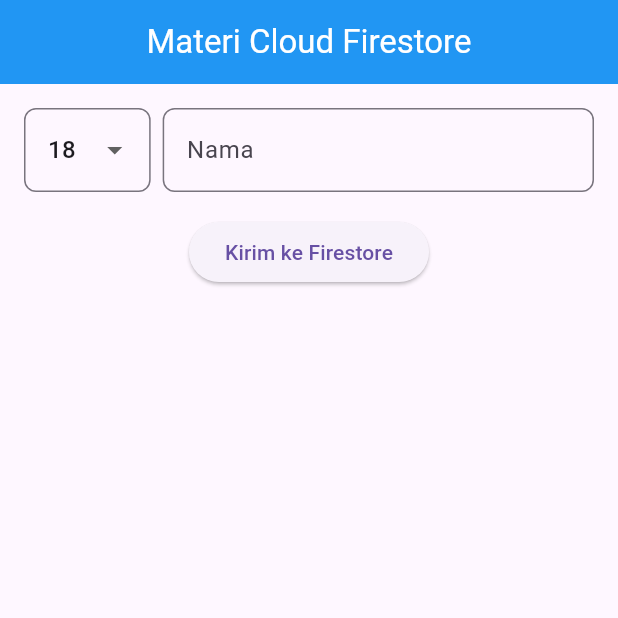
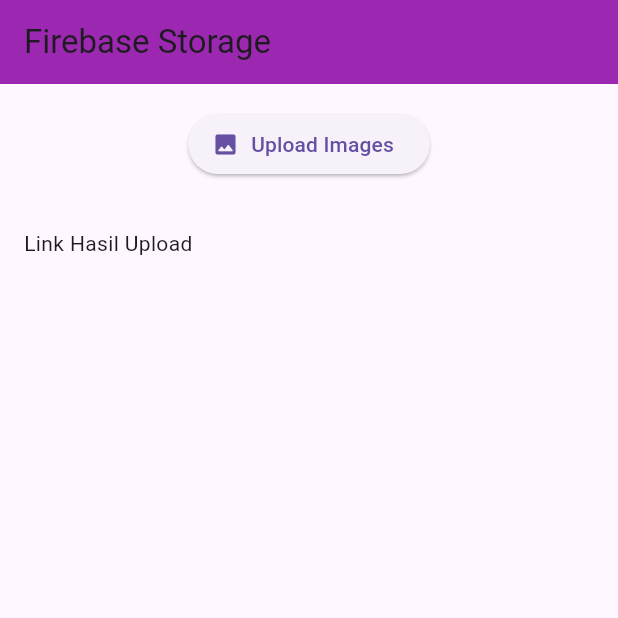
Before and after one commit to achhilmy/super_bootcamp_firabase, a Flutter app: the screen it shows after launch, on a phone screen of 412 x 824 dp, the top half of it. Run offline on Flutter 3.47's test engine with Material 3 defaults, Android fonts, the phone set to English and light mode, and no system bars; our stand-ins replace bloc, cloud_firestore, equatable, firebase_auth, firebase_core, firebase_storage and 2 more; accounts and stored records are empty.

Commit message:
firebase storage

```diff
--- /dev/null
+++ b/lib/blocs/images_cubit/image_state.dart
@@ -0,0 +1,18 @@
+part of 'image_cubit.dart';
+
+class ImagesState extends Equatable {
+  final String? linkGambar;
+  final bool isLoading;
+  final double uploadProgress;
+  final String errorMessage;
+
+  const ImagesState({
+    this.linkGambar,
+    this.isLoading = false,
+    this.uploadProgress = 0,
+    this.errorMessage = "",
+  });
+
+  @override
+  List<Object?> get props => [linkGambar, isLoading, uploadProgress];
+}
--- a/lib/main.dart
+++ b/lib/main.dart
@@ -1,8 +1,10 @@
 import 'package:firebase_core/firebase_core.dart';
 import 'package:firebase_superbootcamp/blocs/auth_bloc/auth_bloc.dart';
+import 'package:firebase_superbootcamp/blocs/images_cubit/image_cubit.dart';
 import 'package:firebase_superbootcamp/blocs/user_bloc/user_bloc.dart';
 import 'package:firebase_superbootcamp/firebase_option.dart';
 import 'package:firebase_superbootcamp/ui/auth_pages/sign_in_pages.dart';
+import 'package:firebase_superbootcamp/ui/image_picker/images_picker.dart';
 import 'package:firebase_superbootcamp/ui/main_pages/main_pages.dart';
 import 'package:flutter/material.dart';
 import 'package:flutter_bloc/flutter_bloc.dart';
@@ -29,11 +31,14 @@
           BlocProvider(
             create: (context) => UserBloc(),
           ),
+          BlocProvider(
+            create: (context) => ImagesCubit(),
+          ),
         ],
         child: MaterialApp(
           title: 'Super Bootcamp2',
           theme: ThemeData(useMaterial3: true),
-          home: MainPages(),
+          home: const ImagePickerPage(),
         ));
   }
 }
--- /dev/null
+++ b/lib/ui/image_picker/images_picker.dart
@@ -0,0 +1,97 @@
+import 'package:firebase_superbootcamp/blocs/images_cubit/image_cubit.dart';
+import 'package:flutter/foundation.dart';
+import 'package:flutter/material.dart';
+import 'package:flutter_bloc/flutter_bloc.dart';
+import 'package:image_picker/image_picker.dart';
+
+class ImagePickerPage extends StatefulWidget {
+  const ImagePickerPage({super.key});
+
+  @override
+  State<ImagePickerPage> createState() => _ImagePickerPageState();
+}
+
+class _ImagePickerPageState extends State<ImagePickerPage> {
+  Future<void> pickImage() async {
+    final ImagePicker picker = ImagePicker();
+
+    final XFile? image = await picker.pickImage(source: ImageSource.gallery);
+
+    if (image?.path != null) {
+      context.read<ImagesCubit>().uploadImage(path: image!.path);
+    }
+  }
+
+  @override
+  Widget build(BuildContext context) {
+    return Scaffold(
+      appBar: AppBar(
+        title: Text("Firebase Storage"),
+        backgroundColor: Colors.purple,
+      ),
+      body: Center(
+        child: BlocBuilder<ImagesCubit, ImagesState>(
+          builder: (context, state) {
+            return ListView(
+              children: [
+                Visibility(
+                    visible: state.linkGambar != null,
+                    child: Container(
+                      margin: EdgeInsets.all(8),
+                      clipBehavior: Clip.hardEdge,
+                      decoration: BoxDecoration(
+                          borderRadius: BorderRadius.circular(10)),
+                      child: Image.network(
+                        state.linkGambar ?? '',
+                        loadingBuilder: (context, child, chunk) {
+                          final loaded = (chunk?.cumulativeBytesLoaded ?? 0);
+                          final expected = (chunk?.expectedTotalBytes ?? 0);
+
+                          if (loaded < expected) {
+                            return Padding(
+                              padding: EdgeInsets.all(8),
+                              child: CircularProgressIndicator(
+                                value: loaded / expected,
+                              ),
+                            );
+                          }
+                          return child;
+                        },
+                      ),
+                    )),
+                Padding(
+                  padding: EdgeInsets.all(16),
+                  child: AnimatedSwitcher(
+                    duration: Duration(seconds: 2),
+                    child: state.isLoading
+                        ? CircularProgressIndicator(
+                            value: state.uploadProgress,
+                            backgroundColor: Colors.grey,
+                          )
+                        : ElevatedButton.icon(
+                            onPressed: () async {
+                              await pickImage();
+                            },
+                            label: Text("Upload Images"),
+                            icon: Icon(Icons.image_rounded),
+                          ),
+                  ),
+                ),
+                Padding(
+                  padding: EdgeInsets.all(16),
+                  child: SelectableText.rich(TextSpan(children: [
+                    TextSpan(text: "Link Hasil Upload"),
+                    TextSpan(
+                      text: state.linkGambar ?? "",
+                      style: TextStyle(color: Colors.blue.shade800),
+                    ),
+                  ])),
+                )
+              ],
+            );
+          },
+        ),
+      ),
+    );
+  }
+}
--- a/pubspec.yaml
+++ b/pubspec.yaml
@@ -28,14 +28,16 @@
 # the latest version available on pub.dev. To see which dependencies have newer
 # versions available, run `flutter pub outdated`.
 dependencies:
-  cloud_firestore: ^5.1.0 #tambahkan package ini
+  cloud_firestore: ^5.1.0
   cupertino_icons: ^1.0.6
   equatable: ^2.0.5
   firebase_auth: ^5.1.2
   firebase_core: ^3.2.0
+  firebase_storage: ^12.1.1
   flutter:
     sdk: flutter
   flutter_bloc: ^8.1.6
+  image_picker: ^1.1.2
 
 dev_dependencies:
   flutter_lints: ^3.0.0
```
Also changed, not shown: lib/blocs/images_cubit/image_cubit.dart (added, +47 -0 lines), pubspec.lock, 5 other files.
